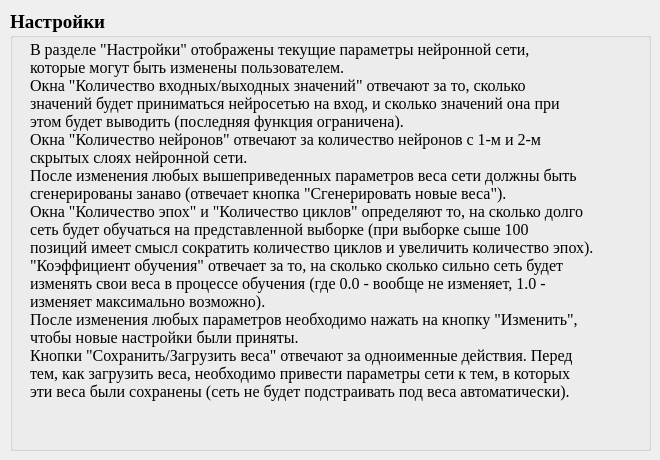
The window that uixml/helpPropDialog.ui (ILTZ/NNGUI) describes before a commit, drawn with Qt 5.
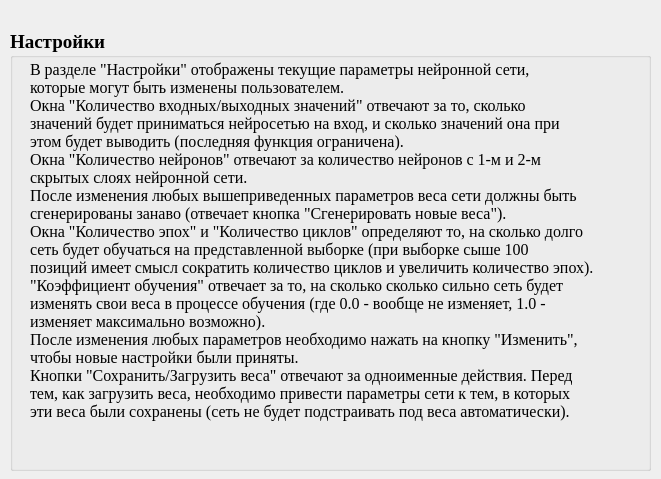
The same window after the commit.

Patch:
```diff
--- a/uixml/helpPropDialog.ui
+++ b/uixml/helpPropDialog.ui
@@ -6,8 +6,8 @@
    <rect>
     <x>0</x>
     <y>0</y>
-    <width>660</width>
-    <height>460</height>
+    <width>661</width>
+    <height>479</height>
    </rect>
   </property>
   <property name="windowTitle">
@@ -17,7 +17,7 @@
    <property name="geometry">
     <rect>
      <x>10</x>
-     <y>10</y>
+     <y>30</y>
      <width>641</width>
      <height>441</height>
     </rect>
```
